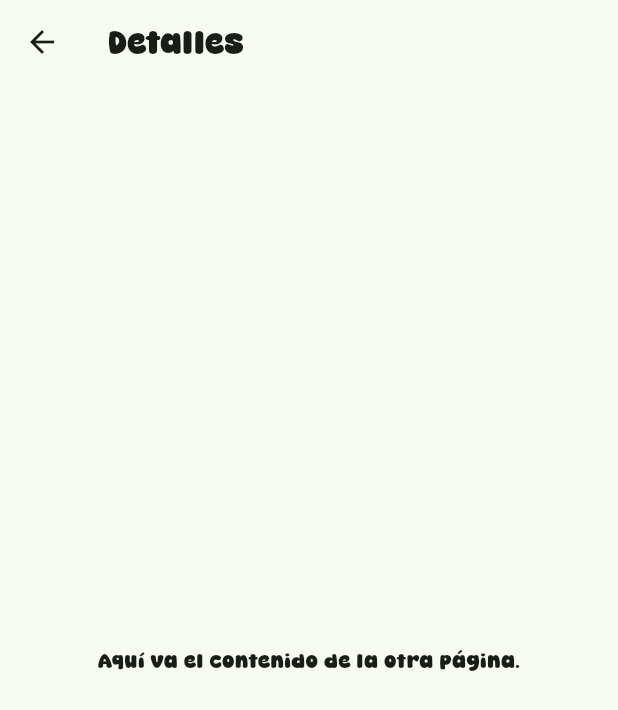
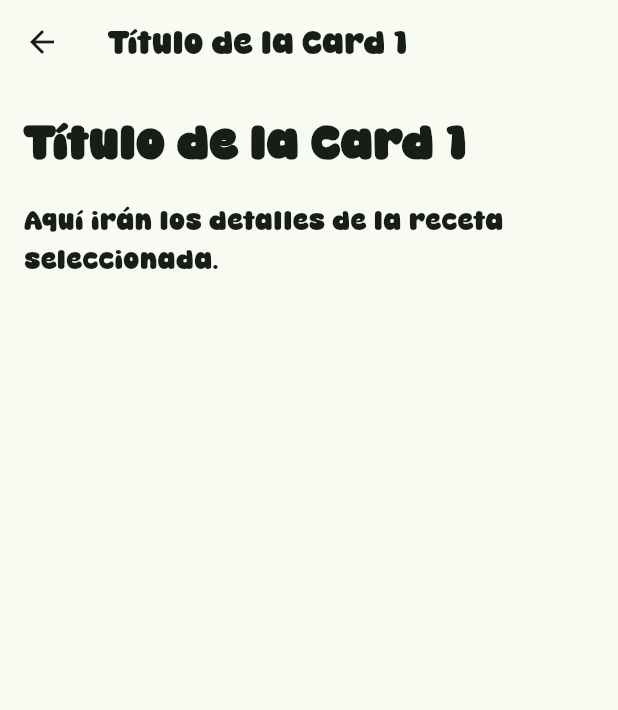
Before and after one commit to PabloEscobarXD/MokkApp, a Flutter app: the screen it shows after launch, after a tap on an icon or button, on a phone screen of 412 x 824 dp. Shown: the top 710 px of the screen. Run offline on Flutter 3.47's test engine with Material 3 defaults, Android fonts, the phone set to English and light mode, and no system bars; our stand-ins replace auto_size_text, flutter_svg, logger.

Commit message:
Nueva pantalla principal

```diff
--- a/lib/pages/home.dart
+++ b/lib/pages/home.dart
@@ -3,7 +3,6 @@ import 'package:flutter_svg/flutter_svg.dart';
 
 class HomePage extends StatefulWidget {
   final String title;
-
 
   const HomePage({super.key, required this.title});
 
@@ -12,101 +11,28 @@ class HomePage extends StatefulWidget {
 }
 
 class _HomePageState extends State<HomePage> {
-  String svg = "assets/icons/controller_game_icon.svg";
-  int _selectedIndex = 0;
+  int _selectedIndex = 0; // Para el control de la pestaña seleccionada
 
+  // Lista de pantallas que serán mostradas según la pestaña seleccionada
+  final List<Widget> _pages = [
+    const HomeScreen(),
+    const FavoritosScreen(),
+    const PerfilScreen(),
+  ];
+
+  // Cambiar el índice seleccionado
   void _onItemTapped(int index) {
     setState(() {
       _selectedIndex = index;
     });
   }
 
-  void _navigateToDetailPage() {
-    Navigator.push(
-      context,
-      MaterialPageRoute(builder: (context) => DetailPage()),
-    );
-  }
-
   @override
   Widget build(BuildContext context) {
     return Scaffold(
-      body: CustomScrollView(
-        slivers: [
-          SliverAppBar(
-            expandedHeight: 150.0,
-            pinned: true,
-            flexibleSpace: FlexibleSpaceBar(
-              title: Text(widget.title),
-              titlePadding: EdgeInsets.all(16.0),
-            ),
-          ),
-          SliverList(
-            delegate: SliverChildBuilderDelegate(
-              (context, index) {
-                return Padding(
-                  padding: const EdgeInsets.all(16.0),
-                  child: GestureDetector(
-                    onTap: _navigateToDetailPage,
-                    child: Card(
-                      elevation: 8,
-                      shape: RoundedRectangleBorder(
-                        borderRadius: BorderRadius.circular(12),
-                      ),
-                      child: Stack(
-                        children: [
-                          ClipRRect(
-                            borderRadius: BorderRadius.circular(12),
-                            child: SvgPicture.asset(
-                              svg,
-                              semanticsLabel: 'Game logo',
-                              width: 70,
-                            ),
-                          ),
-                          Positioned(
-                            top: 8,
-                            right: 8,
-                            child: Icon(
-                              Icons.arrow_forward,
-                              color: Colors.black,
-                              size: 24,
-                            ),
-                          ),
-                          Positioned(
-                            bottom: 16,
-                            left: 16,
-                            child: Column(
-                              crossAxisAlignment: CrossAxisAlignment.start,
-                              children: [
-                                Text(
-                                  'Título de la Card ${index + 1}',
-                                  style: TextStyle(
-                                    color: Colors.black,
-                                    fontSize: 20,
-                                    fontWeight: FontWeight.bold,
-                                  ),
-                                ),
-                                SizedBox(height: 4),
-                                Text(
-                                  'Descripción breve de la Card ${index + 1}.',
-                                  style: TextStyle(
-                                    color: Colors.black,
-                                    fontSize: 16,
-                                  ),
-                                ),
-                              ],
-                            ),
-                          ),
-                        ],
-                      ),
-                    ),
-                  ),
-                );
-              },
-              childCount: 10, // Cambia este número para más o menos cards
-            ),
-          ),
-        ],
+      body: IndexedStack(
+        index: _selectedIndex,
+        children: _pages, // Mantiene el estado de las páginas
       ),
       bottomNavigationBar: BottomNavigationBar(
         items: const [
@@ -123,19 +49,137 @@ class _HomePageState extends State<HomePage> {
             label: 'Perfil',
           ),
         ],
-        currentIndex: _selectedIndex,
-        onTap: _onItemTapped,
+        currentIndex: _selectedIndex, // Índice seleccionado
+        onTap: _onItemTapped,         // Cambia la página según el ítem seleccionado
       ),
     );
   }
 }
 
-class DetailPage extends StatelessWidget {
+class HomeScreen extends StatelessWidget {
+  const HomeScreen({super.key});
+
+  @override
+  Widget build(BuildContext context) {
+    return CustomScrollView(
+      slivers: [
+        SliverAppBar(
+          expandedHeight: 150.0,
+          pinned: true,
+          flexibleSpace: const FlexibleSpaceBar(
+            title: Text('MokkApp'),
+            titlePadding: EdgeInsets.all(16.0),
+          ),
+        ),
+        SliverList(
+          delegate: SliverChildBuilderDelegate(
+            (context, index) {
+              return Padding(
+                padding: const EdgeInsets.all(16.0),
+                child: Card(
+                  elevation: 8,
+                  shape: RoundedRectangleBorder(
+                    borderRadius: BorderRadius.circular(16),
+                  ),
+                  child: ListTile(
+                    contentPadding: const EdgeInsets.all(16.0),
+                    leading: const Icon(Icons.coffee, size: 50),
+                    title: Text(
+                      'Título de la Card ${index + 1}',
+                      style: const TextStyle(
+                        fontSize: 24,
+                        fontWeight: FontWeight.bold,
+                      ),
+                    ),
+                    subtitle: Text(
+                      'Descripción breve de la Card ${index + 1}.',
+                      style: const TextStyle(fontSize: 18),
+                    ),
+                    trailing: const Icon(Icons.arrow_forward),
+                    onTap: () {
+                      // Navegar a la página de detalles
+                      Navigator.push(
+                        context,
+                        MaterialPageRoute(
+                          builder: (context) => RecetaDetailScreen(
+                            recetaTitulo: 'Título de la Card ${index + 1}',
+                          ),
+                        ),
+                      );
+                    },
+                  ),
+                ),
+              );
+            },
+            childCount: 5, // Número de cards
+          ),
+        ),
+      ],
+    );
+  }
+}
+
+
+class FavoritosScreen extends StatelessWidget {
+  const FavoritosScreen({super.key});
+
   @override
   Widget build(BuildContext context) {
     return Scaffold(
-      appBar: AppBar(title: Text('Detalles')),
-      body: Center(child: Text('Aquí va el contenido de la otra página.')),
+      appBar: AppBar(
+        title: const Text('Favoritos'),
+      ),
+      body: const Center(
+        child: Text('Esta es la página de Favoritos.'),
+      ),
     );
   }
 }
+
+class PerfilScreen extends StatelessWidget {
+  const PerfilScreen({super.key});
+
+  @override
+  Widget build(BuildContext context) {
+    return Scaffold(
+      appBar: AppBar(
+        title: const Text('Perfil'),
+      ),
+      body: const Center(
+        child: Text('Esta es la página de Perfil.'),
+      ),
+    );
+  }
+}
+
+class RecetaDetailScreen extends StatelessWidget {
+  final String recetaTitulo;
+
+  const RecetaDetailScreen({super.key, required this.recetaTitulo});
+
+  @override
+  Widget build(BuildContext context) {
+    return Scaffold(
+      appBar: AppBar(
+        title: Text(recetaTitulo),
+      ),
+      body: Padding(
+        padding: const EdgeInsets.all(16.0),
+        child: Column(
+          crossAxisAlignment: CrossAxisAlignment.start,
+          children: [
+            Text(
+              recetaTitulo,
+              style: const TextStyle(fontSize: 32, fontWeight: FontWeight.bold),
+            ),
+            const SizedBox(height: 16),
+            const Text(
+              'Aquí irán los detalles de la receta seleccionada.',
+              style: TextStyle(fontSize: 18),
+            ),
+          ],
+        ),
+      ),
+    );
+  }
+}
```
Also changed, not shown: 2 other files.
